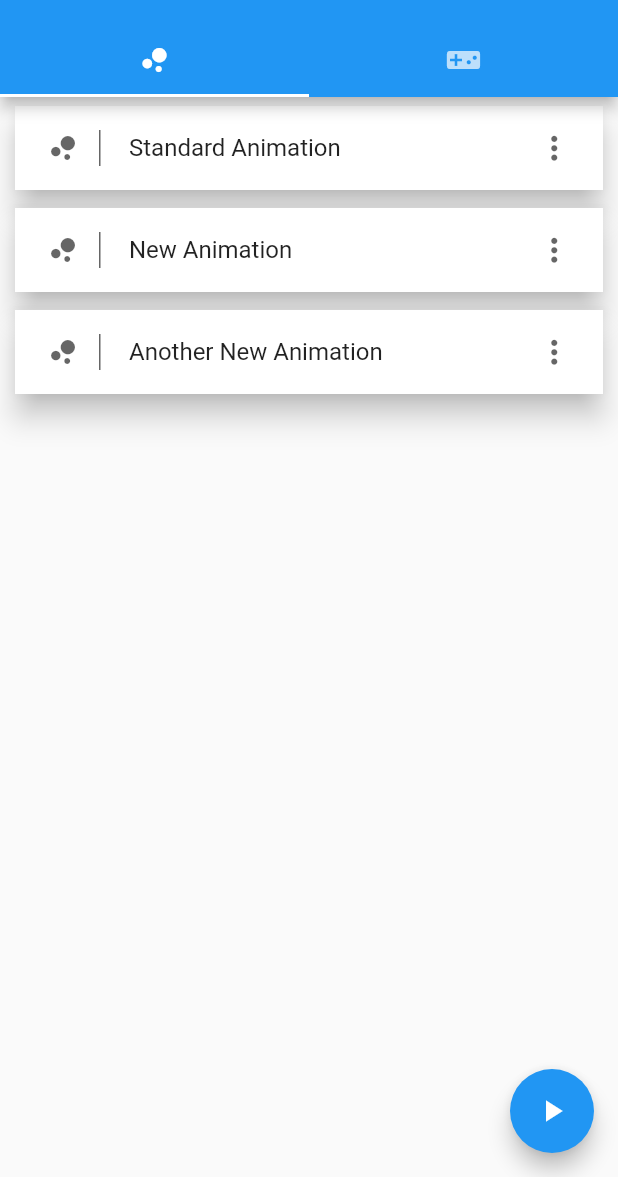
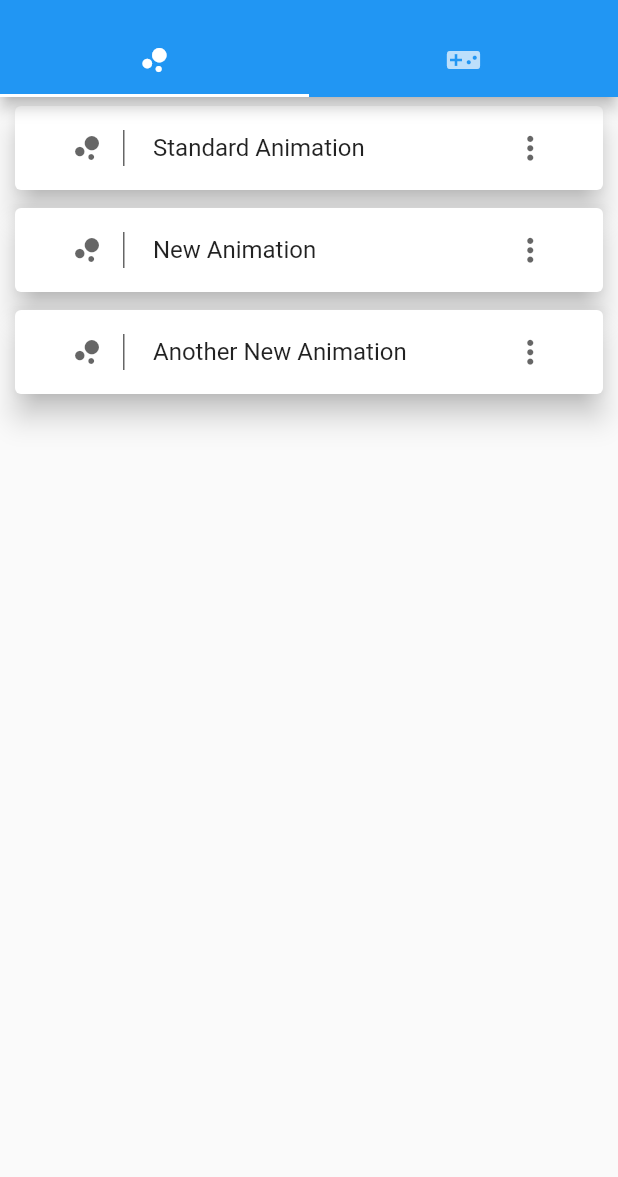
Before and after one commit to pmalessa/groovegrid, a Flutter app: the screen it shows after launch, on a phone screen of 412 x 824 dp, the part 59-1236 px from its top. Run offline on Flutter 3.47's test engine with Material 2 defaults, Android fonts, the phone set to English and light mode, and no system bars; our stand-ins replace flutter_bluetooth_serial.

Commit message:
If the running Application is a game, a floating action button is displayed on the home view, the fab is not visible if an animation is running or or nothing is running

```diff
--- a/MobileApp/groove_grid/lib/groove_grid_apps.dart
+++ b/MobileApp/groove_grid/lib/groove_grid_apps.dart
@@ -2,20 +2,40 @@ import 'dart:async';
 import 'package:flutter/material.dart';
 import 'controls.dart';
 
+var listener = GrooveGridApp.onRunningApplicationChanged().listen(
+    (GrooveGridApp runningApp) => print("Running App changed to $runningApp"));
+
 abstract class GrooveGridApp {
-  static GrooveGridApp runningApplication;
+  static GrooveGridApp _runningApplication;
+
+  static GrooveGridApp get runningApplication => _runningApplication;
+  static set runningApplication(newValue) {
+    _runningApplication = newValue;
+    streamController.add(newValue);
+  }
+
+  static StreamController<GrooveGridApp> streamController =
+      StreamController<GrooveGridApp>.broadcast();
+
+  static Stream<GrooveGridApp> onRunningApplicationChanged() {
+    return streamController.stream;
+  }
+
   GrooveGridApp({
     @required this.title,
     this.iconData,
     this.startCommand,
     this.stopCommand,
+    this.hasControls,
   }) {
     if (startCommand == null)
       startCommand = () => print("Default Start Command on $title");
     if (stopCommand == null)
       stopCommand = () => print("Default Stop Command on $title");
+    if (hasControls == null) hasControls = false;
   }
 
+  bool hasControls = false;
   String title;
   IconData iconData;
   VoidCallback startCommand;
@@ -29,7 +49,7 @@ abstract class GrooveGridApp {
           runningApplication = this;
         });
       } else {
-        return runningApplication.stop().then((_) {
+        return runningApplication._stopWithoutResettingRunningApp().then((_) {
           startCommand();
           runningApplication = this;
         });
@@ -37,13 +57,24 @@ abstract class GrooveGridApp {
     }
   }
 
-  Future stop() async {
+  Future _stopWithoutResettingRunningApp() async {
     if (this == runningApplication) {
       return Future(() {
         stopCommand();
-        runningApplication = null;
       });
     }
+  }
+
+  Future stop() async {
+//    if (this == runningApplication) {
+//      return Future(() {
+//        stopCommand();
+//        runningApplication = null;
+//      });
+//    }
+    return _stopWithoutResettingRunningApp().then((_) {
+      runningApplication = null;
+    });
   }
 
   @override
@@ -65,7 +96,7 @@ class AnimationsListView extends StatefulWidget {
 class _AnimationsListViewState extends State<AnimationsListView> {
   @override
   Widget build(BuildContext context) {
-    ListTile makeListTile(String title) => ListTile(
+    ListTile makeListTile({@required String title, bool highlight}) => ListTile(
           contentPadding: EdgeInsets.symmetric(horizontal: 20.0, vertical: 0.0),
           leading: Container(
             padding: EdgeInsets.only(right: 12.0),
@@ -77,9 +108,14 @@ class _AnimationsListViewState extends State<AnimationsListView> {
           ),
           title: Text(
             title,
-            style: Theme.of(context)
-                .textTheme
-                .subhead, //TextStyle(color: Theme.of(context).text, fontWeight: FontWeight.bold),
+            style: highlight
+                ? Theme.of(context)
+                    .textTheme
+                    .subhead
+                    .apply(color: Theme.of(context).accentColor)
+                : Theme.of(context)
+                    .textTheme
+                    .subhead, //TextStyle(color: Theme.of(context).text, fontWeight: FontWeight.bold),
           ),
           // subtitle: Text("Intermediate", style: TextStyle(color: Colors.white)),
           trailing: Icon(Icons.more_vert,
@@ -87,12 +123,15 @@ class _AnimationsListViewState extends State<AnimationsListView> {
           onTap: null,
         );
 
-    Card makeCard(String title) => Card(
+    Card makeCard(
+            {@required String title, VoidCallback onPressed, bool highlight}) =>
+        Card(
           elevation: 8.0,
           margin: new EdgeInsets.symmetric(horizontal: 10.0, vertical: 6.0),
-          child: Container(
-            decoration: BoxDecoration(color: Theme.of(context).cardColor),
-            child: makeListTile(title),
+          child: FlatButton(
+            onPressed: onPressed,
+            child: makeListTile(
+                title: title, highlight: highlight != null ? highlight : false),
           ),
         );
 
@@ -100,7 +139,16 @@ class _AnimationsListViewState extends State<AnimationsListView> {
       itemCount: _animations.length,
       itemBuilder: (context, index) {
         GrooveGridAnimation animation = _animations[index];
-        return makeCard(animation.title);
+        return makeCard(
+          title: animation.title,
+          onPressed: () {
+            animation.start();
+//            bool isCurrentlyRunning = animation == GrooveGridApp.runningApplication;
+//            print("This is the currently running application: $isCurrentlyRunning");
+//            print("Current running Application: ${GrooveGridApp.runningApplication}");
+          },
+          highlight: animation == GrooveGridApp.runningApplication,
+        );
       },
     );
   }
@@ -118,10 +166,12 @@ class GrooveGridAnimation extends GrooveGridApp {
     IconData iconData,
     VoidCallback startCommand,
     VoidCallback stopCommand,
+    bool hasControls,
   }) : super(
           title: title,
           iconData: iconData,
           startCommand: startCommand,
+          hasControls: hasControls,
           stopCommand: stopCommand,
         );
 }
@@ -228,11 +278,10 @@ class _GamesListViewState extends State<GamesListView> {
         return makeCard(
           title: game.title,
           onPressed: () {
-            game.start();
             Navigator.push(
               context,
               MaterialPageRoute(builder: (context) => game.controlsView),
-            );
+            ).then((_) => game.start());
           },
           subtitle: game.subtitle,
           icon: game.iconData,
@@ -262,19 +311,20 @@ class _GamesListViewState extends State<GamesListView> {
 }
 
 class GrooveGridGame extends GrooveGridApp {
-
   GrooveGridGame({
     @required String title,
-    this.subtitle,
-    this.progress,
     IconData iconData,
     VoidCallback startCommand,
     VoidCallback stopCommand,
+    this.subtitle,
+    this.progress,
   }) : super(
-            title: title,
-            iconData: iconData,
-            startCommand: startCommand,
-            stopCommand: stopCommand) {
+          title: title,
+          iconData: iconData,
+          hasControls: true,
+          startCommand: startCommand,
+          stopCommand: stopCommand,
+        ) {
     if (controlsView == null) controlsView = SwipeControlsView(title: title);
     if (iconData == null) iconData = Icons.videogame_asset;
   }
@@ -283,7 +333,6 @@ class GrooveGridGame extends GrooveGridApp {
   double progress = 0.0;
   Widget controlsView;
   bool isRunning = false;
-
 
   @override
   bool operator ==(other) {
--- a/MobileApp/groove_grid/lib/main.dart
+++ b/MobileApp/groove_grid/lib/main.dart
@@ -53,6 +53,17 @@ class _HomePageState extends State<HomePage> {
   String _tab1LabelText = "First Tab";
   String _tab2LabelText = "Second Tab";
 
+  _HomePageState() {
+    setupStreams();
+  }
+  void setupStreams() {
+    GrooveGridApp.onRunningApplicationChanged()
+        .listen((GrooveGridApp runningApp) {
+      print("Running App changed to $runningApp");
+      setState(() {});
+    });
+  }
+
   void _setTab1Label(String text) {
     setState(() {
       _tab1LabelText = text;
@@ -96,7 +107,11 @@ class _HomePageState extends State<HomePage> {
             GamesListView(),
           ],
         ),
-        floatingActionButton: FloatingActionButton(
+        floatingActionButton: GrooveGridApp.runningApplication == null
+            ? null
+            : !GrooveGridApp.runningApplication.hasControls
+                ? null
+                : FloatingActionButton(
                     onPressed: () {
                       Navigator.push(
                         context,
```
Lines whose indentation alone changed are shown as unchanged.
